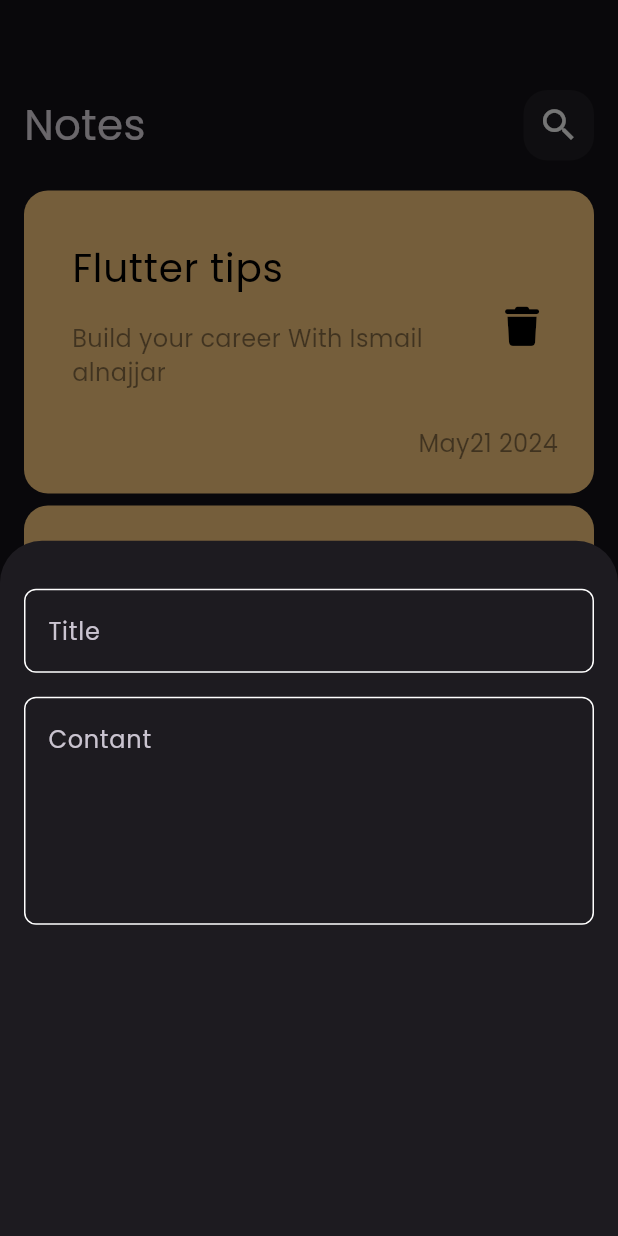
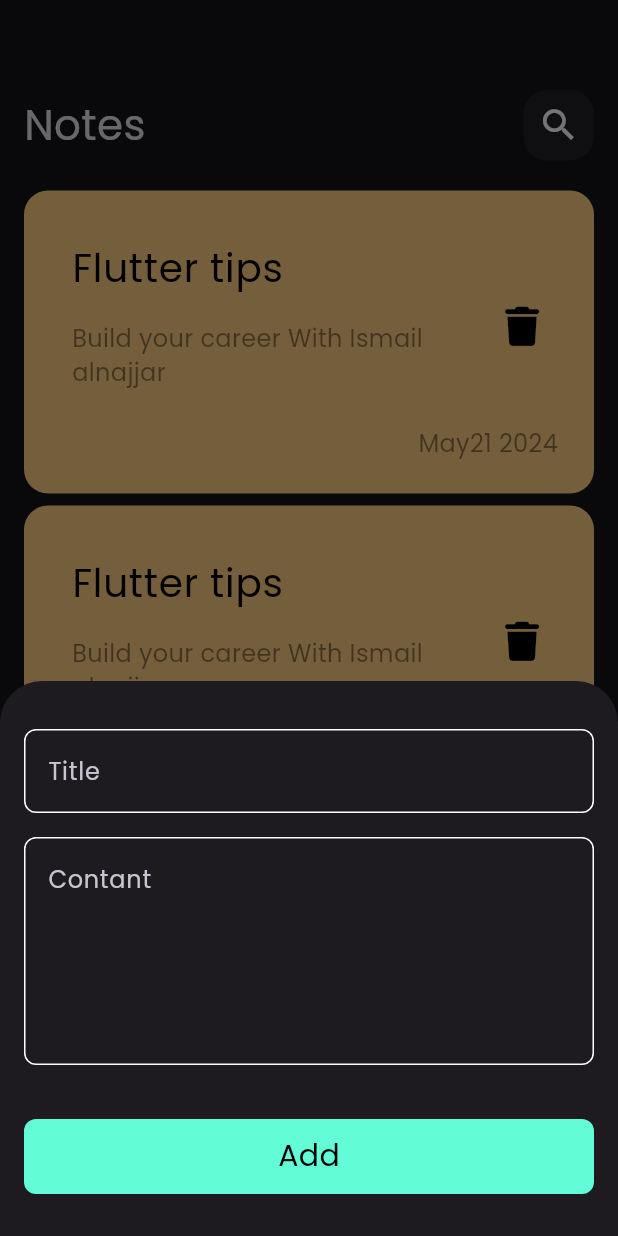
Before and after one commit to ismail-alnajjar/notes_app, a Flutter app: the screen it shows after launch, after a tap on the "add" icon, on a phone screen of 412 x 824 dp. Run offline on Flutter 3.47's test engine with Material 3 defaults, Android fonts, the phone set to English and light mode, and no system bars; our stand-ins replace font_awesome_flutter.

Commit message:
finish notes bottom sheet

```diff
--- a/lib/item/Add_Notes.dart
+++ b/lib/item/Add_Notes.dart
@@ -1,4 +1,5 @@
 import 'package:flutter/material.dart';
+import 'package:notes_app/item/CustomBotton.dart';
 import 'package:notes_app/item/TextField.dart';
 
 class addNotes extends StatelessWidget {
@@ -6,14 +7,17 @@ class addNotes extends StatelessWidget {
 
   @override
   Widget build(BuildContext context) {
-    return Column(
+    return SingleChildScrollView(
+      child: Column(
         children: [
           const SizedBox(
             height: 24,
           ),
           CustomTextField(hint: 'Title'),
           CustomTextField(hint: 'Contant', max: 5),
+          CustomBotton(),
         ],
+      ),
     );
   }
 }
--- /dev/null
+++ b/lib/item/CustomBotton.dart
@@ -0,0 +1,28 @@
+import 'package:flutter/material.dart';
+import 'package:notes_app/constant.dart';
+
+class CustomBotton extends StatelessWidget {
+  const CustomBotton({super.key});
+
+  @override
+  Widget build(BuildContext context) {
+    return Padding(
+      padding: const EdgeInsets.symmetric(horizontal: 16, vertical: 28),
+      child: Container(
+        width: MediaQuery.of(context).size.width,
+        height: 50,
+        decoration: BoxDecoration(
+          borderRadius: BorderRadius.circular(8),
+          color: kPrimaryColor,
+        ),
+        child: const Center(
+          child: Text(
+            'Add',
+            style: TextStyle(
+                color: Colors.black, fontSize: 20, fontWeight: FontWeight.w500),
+          ),
+        ),
+      ),
+    );
+  }
+}
```
Lines whose indentation alone changed are shown as unchanged.
